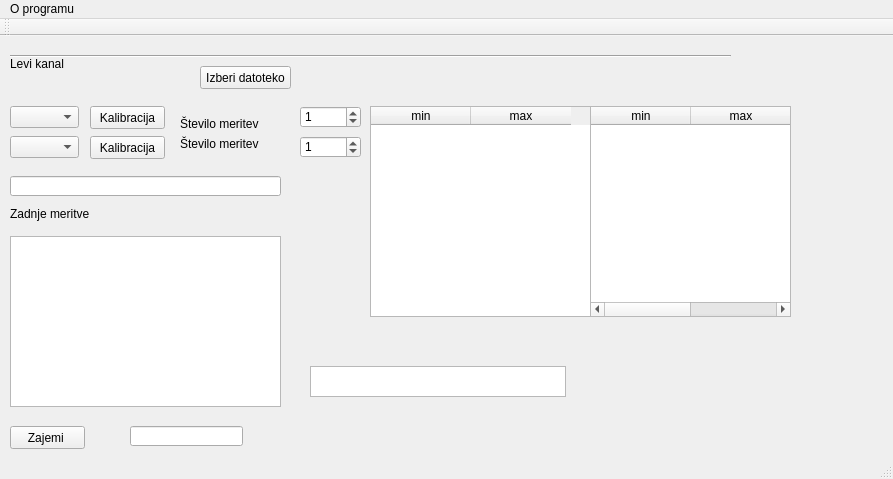
The window that mainwindow.ui (krkoc/meritve) describes before a commit, drawn with Qt 5.
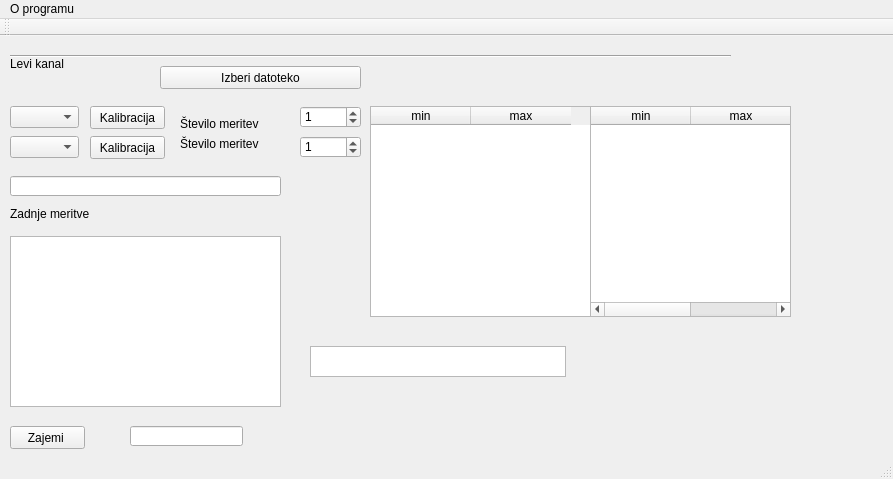
The same window after the commit.

What changed in the file:
```diff
--- a/mainwindow.ui
+++ b/mainwindow.ui
@@ -63,9 +63,9 @@
    <widget class="QPushButton" name="pushIzberiDat_L">
     <property name="geometry">
      <rect>
-      <x>200</x>
+      <x>160</x>
       <y>30</y>
-      <width>91</width>
+      <width>201</width>
       <height>23</height>
      </rect>
     </property>
@@ -254,7 +254,7 @@
     <property name="geometry">
      <rect>
       <x>310</x>
-      <y>330</y>
+      <y>310</y>
       <width>256</width>
       <height>31</height>
      </rect>
```
